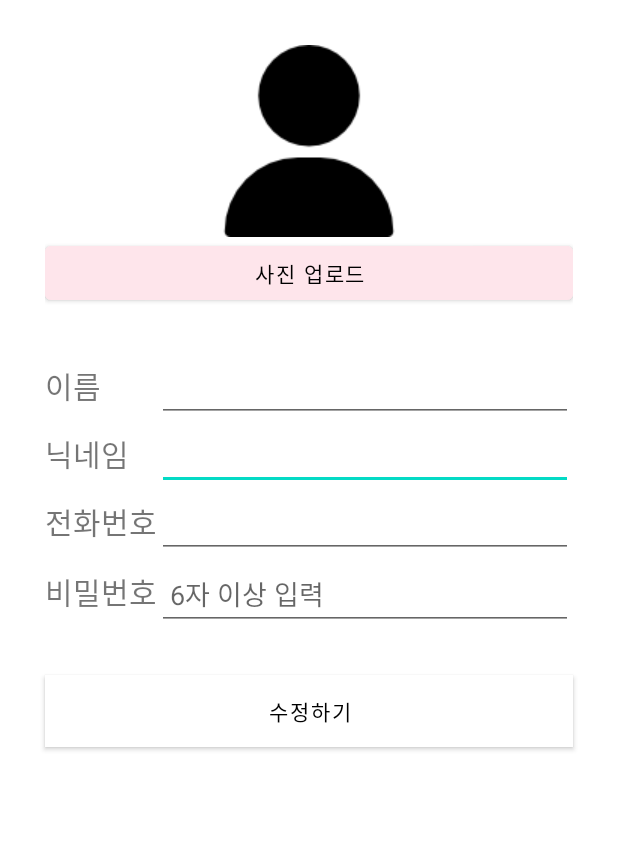
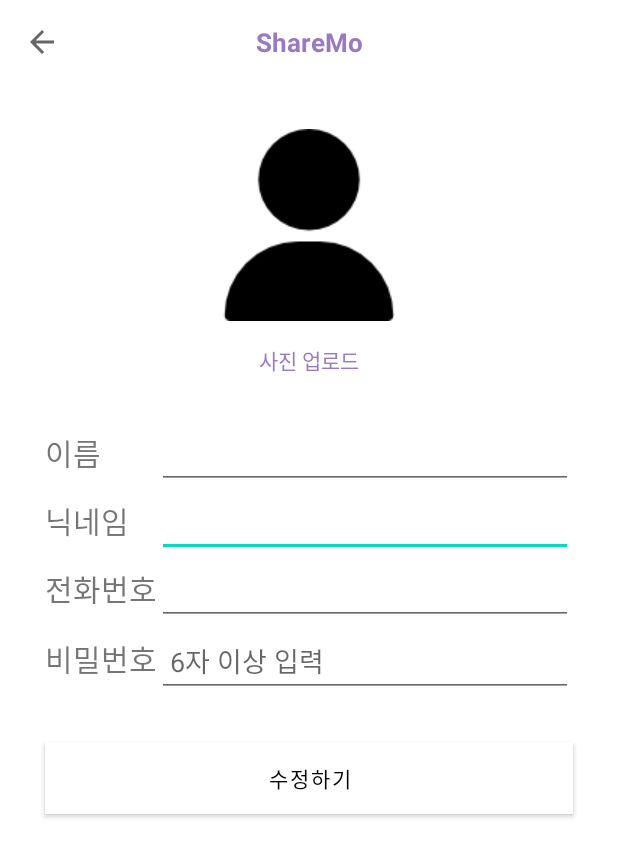
Before and after one commit to JWhy121/ShareMo, an Android app: the ChangeInfoActivity screen opened directly, with no data from a screen before it, on a phone screen of 412 x 824 dp. Shown: the top 857 px of the screen. Run offline under Robolectric (Android 15) with nearby library versions, the phone set to English and light mode, and no system bars; our stand-ins replace Firebase (no records; nobody signed in at launch, a user with empty details on screens opened directly).

Commit message:
WriteTempActivity에 툴바 뒤로가기 추가, 버튼 색상 변경, 버튼 일부 색상, 형태 변경

```diff
--- a/app/src/main/java/com/cookandroid/sharemo/ChangeInfoActivity.kt
+++ b/app/src/main/java/com/cookandroid/sharemo/ChangeInfoActivity.kt
@@ -19,6 +19,7 @@ import com.google.firebase.database.DatabaseReference
 import com.google.firebase.database.FirebaseDatabase
 import com.google.firebase.ktx.Firebase
 import android.Manifest
+import android.view.MenuItem
 
 class ChangeInfoActivity : AppCompatActivity() {
 
@@ -40,7 +41,11 @@ class ChangeInfoActivity : AppCompatActivity() {
         super.onCreate(savedInstanceState)
         setContentView(R.layout.activity_change_info)
 
-
+        //툴바 사용
+        setSupportActionBar(findViewById(R.id.toolbar))
+        val ab = supportActionBar!!
+        ab.setDisplayShowTitleEnabled(false)
+        ab.setDisplayHomeAsUpEnabled(true)
 
         //var user = Firebase.auth.currentUser
        // if(user != null){
@@ -53,7 +58,7 @@ class ChangeInfoActivity : AppCompatActivity() {
 
 
         mFirebaseAuth = FirebaseAuth.getInstance()
-        mDatabaseRef = FirebaseDatabase.getInstance().getReference("sharMo")
+        mDatabaseRef = FirebaseDatabase.getInstance().getReference("ShareMo")
 
         edt_infoName = findViewById(R.id.edt_InfoName)
         edt_InfoNickname = findViewById(R.id.edt_InfoNickname)
@@ -83,6 +88,18 @@ class ChangeInfoActivity : AppCompatActivity() {
 
     }
 
+    //툴바 뒤로가기
+    override fun onOptionsItemSelected(item: MenuItem): Boolean {
+        val id = item.itemId
+        when (id) {
+            android.R.id.home -> {
+                finish()
+                return true
+            }
+        }
+        return super.onOptionsItemSelected(item)
+    }
+
 
 
 }
--- a/app/src/main/java/com/cookandroid/sharemo/WriteTempActivity.kt
+++ b/app/src/main/java/com/cookandroid/sharemo/WriteTempActivity.kt
@@ -37,6 +37,7 @@ class WriteTempActivity : AppCompatActivity() {
         super.onCreate(savedInstanceState)
         setContentView(R.layout.activity_write_glocery)
 
+        //툴바 사용
         setSupportActionBar(findViewById(R.id.toolbar))
         val ab = supportActionBar!!
         ab.setDisplayShowTitleEnabled(false)
@@ -136,6 +137,7 @@ class WriteTempActivity : AppCompatActivity() {
 
     }
 
+    //툴바 뒤로가기
     override fun onOptionsItemSelected(item: MenuItem): Boolean {
         val id = item.itemId
         when (id) {
--- a/app/src/main/res/layout/activity_change_info.xml
+++ b/app/src/main/res/layout/activity_change_info.xml
@@ -7,6 +7,23 @@
     android:layout_gravity="center_horizontal"
     android:orientation="vertical"
     tools:context=".ChangeInfoActivity">
+
+    <androidx.appcompat.widget.Toolbar
+        android:layout_width="match_parent"
+        android:layout_height="wrap_content"
+        android:id="@+id/toolbar"
+        android:background="@color/white">
+        <TextView
+            android:layout_width="wrap_content"
+            android:layout_height="wrap_content"
+            android:id="@+id/set_date"
+            android:text="ShareMo"
+            android:textSize="17sp"
+            android:textStyle="bold"
+            android:layout_gravity="center"
+            android:textColor="@color/purple"/>
+
+    </androidx.appcompat.widget.Toolbar>
 
 
     <LinearLayout
@@ -25,11 +42,14 @@
             tools:layout_editor_absoluteX="134dp"
             tools:layout_editor_absoluteY="44dp" />
 
-        <Button
-            android:id="@+id/button2"
+        <TextView
+            android:id="@+id/tv_AddPhoto"
             android:layout_width="match_parent"
             android:layout_height="wrap_content"
-            android:backgroundTint="@color/pinkbeige"
+            android:gravity="center_horizontal"
+            android:layout_marginTop="15dp"
+            android:clickable="true"
+            android:textColor="@color/purple"
             android:text="사진 업로드" />
 
     </LinearLayout>
--- a/app/src/main/res/layout/activity_write.xml
+++ b/app/src/main/res/layout/activity_write.xml
@@ -13,7 +13,6 @@
         android:layout_marginStart="16dp"
         android:layout_marginTop="17dp"
         android:layout_marginBottom="19dp"
-        android:backgroundTint="@color/pinkbeige"
         android:text="사진 업로드"
         app:layout_constraintBottom_toTopOf="@+id/edt_Price"
         app:layout_constraintStart_toStartOf="parent"
--- a/app/src/main/res/layout/toolbar.xml
+++ b/app/src/main/res/layout/toolbar.xml
@@ -1,15 +1,16 @@
 <?xml version="1.0" encoding="utf-8"?>
 <androidx.appcompat.widget.Toolbar xmlns:android="http://schemas.android.com/apk/res/android"
-    android:layout_width="match_parent" android:layout_height="wrap_content"
+    android:layout_width="match_parent"
+    android:layout_height="wrap_content"
     android:id="@+id/toolbar"
     android:background="@color/white">
     <TextView
         android:layout_width="wrap_content"
         android:layout_height="wrap_content"
-        android:id="@+id/set_date"
+        android:id="@+id/set_title"
         android:text="ShareMo"
         android:textSize="17sp"
-        android:textStyle="bold"
+        android:textStyle="bold|italic"
         android:layout_gravity="center"
         android:textColor="@color/purple"/>
 
--- a/app/src/main/res/values-night/themes.xml
+++ b/app/src/main/res/values-night/themes.xml
@@ -1,6 +1,6 @@
 <resources xmlns:tools="http://schemas.android.com/tools">
     <!-- Base application theme. -->
-    <style name="Theme.ShareMo" parent="Theme.MaterialComponents.DayNight.DarkActionBar">
+    <style name="Theme.ShareMo" parent="Theme.MaterialComponents.DayNight.NoActionBar">
         <!-- Primary brand color. -->
         <item name="colorPrimary">@color/purple_200</item>
         <item name="colorPrimaryVariant">@color/purple_700</item>
--- a/app/src/main/res/values/colors.xml
+++ b/app/src/main/res/values/colors.xml
@@ -9,7 +9,6 @@
     <color name="white">#FFFFFFFF</color>
     <color name="verylightpurple">#FFEADFF2</color>
     <color name="lightpurple">#FFDCCBED</color>
-    <color name="pinkbeige">#FFFEE5EB</color>
     <color name="purple">#FF9979C1</color>
     <color name="chacolegray">#545454</color>
 
```
